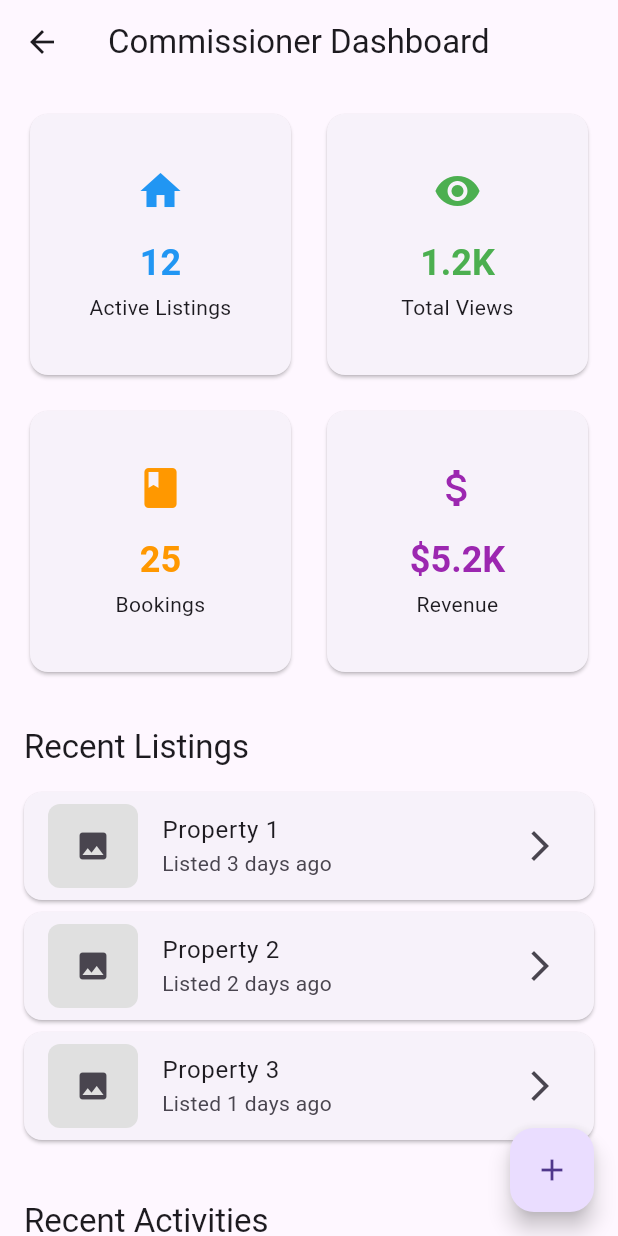
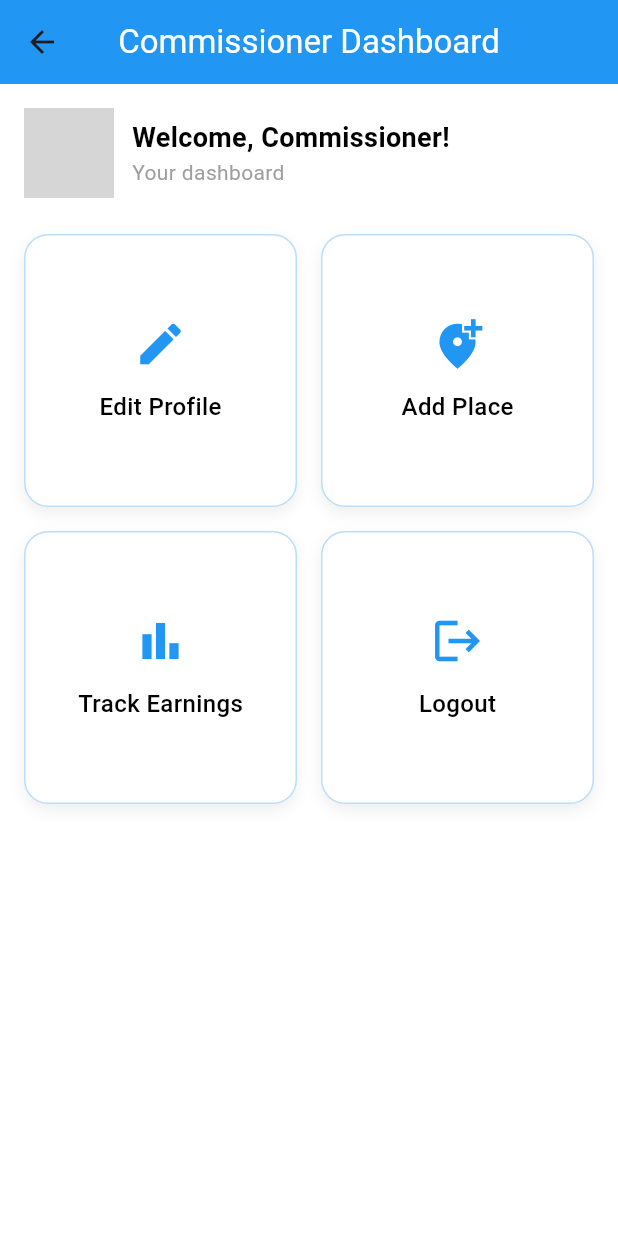
Before and after one commit to DavidDau/Juru_Stay, a Flutter app: the CommissionerDashboardPage screen opened directly, on a phone screen of 412 x 824 dp. Run offline on Flutter 3.47's test engine with Material 3 defaults, Android fonts, the light colour scheme and no system bars; our stand-ins replace flutter_riverpod, go_router; network calls fail; Roboto replaces fonts that are missing (Helvetica); grey boxes are pictures that could not be loaded.

Commit message:
updating the commisioners pages

```diff
--- a/lib/core/router.dart
+++ b/lib/core/router.dart
@@ -1,4 +1,6 @@
 import 'package:go_router/go_router.dart';
+import 'package:juru_stay/features/commissioner/presentation/add_place_page.dart';
+import 'package:juru_stay/features/commissioner/presentation/track_earnings_page.dart';
 import '../features/auth/presentation/login_page.dart';
 import '../features/auth/presentation/signup_page.dart';
 import '../features/homepage/homepage.dart';
@@ -35,7 +37,15 @@ final router = GoRouter(
     ),
     GoRoute(
       path: '/commissioner/profile',
-      builder: (context, state) => const CommissionerProfilePage(),
+      builder: (context, state) => const EditCommissionerProfilePage(),
     ),
+    GoRoute(
+  path: '/add-place',
+  builder: (context, state) => const AddPlacePage(),
+),
+GoRoute(
+  path: '/track-earnings',
+  builder: (context, state) => const TrackEarningsPage(),
+),
   ],
 );
--- a/lib/core/themes.dart
+++ b/lib/core/themes.dart
@@ -2,18 +2,21 @@ import 'package:flutter/material.dart';
 
 class AppTheme {
   static final lightTheme = ThemeData(
-    useMaterial3: true,
-    colorScheme: ColorScheme.fromSeed(
-      seedColor: Colors.blue,
-      brightness: Brightness.light,
+    primaryColor: Colors.blue,
+    scaffoldBackgroundColor: Colors.white,
+    appBarTheme: const AppBarTheme(
+      backgroundColor: Colors.blue,
+      foregroundColor: Colors.white,
+    ),
+    textTheme: const TextTheme(
+      bodyLarge: TextStyle(color: Colors.black),
+      bodyMedium: TextStyle(color: Colors.black),
+    ),
+    colorScheme: ColorScheme.fromSwatch().copyWith(
+      primary: Colors.blue,
+      secondary: Colors.blueAccent,
     ),
   );
 
-  static final darkTheme = ThemeData(
-    useMaterial3: true,
-    colorScheme: ColorScheme.fromSeed(
-      seedColor: Colors.blue,
-      brightness: Brightness.dark,
-    ),
-  );
+  static final darkTheme = ThemeData.dark();
 }
--- a/lib/features/commissioner/presentation/commissioner_dashboard_page.dart
+++ b/lib/features/commissioner/presentation/commissioner_dashboard_page.dart
@@ -1,106 +1,87 @@
 import 'package:flutter/material.dart';
-import '../../../core/constants.dart';
+import 'package:go_router/go_router.dart';
 
 class CommissionerDashboardPage extends StatelessWidget {
-  const CommissionerDashboardPage({super.key});
+  const CommissionerDashboardPage({Key? key}) : super(key: key);
 
   @override
   Widget build(BuildContext context) {
+    const primaryColor = Colors.blue;
+    const backgroundColor = Colors.white;
+    const textColor = Colors.black;
+
     return Scaffold(
-      appBar: AppBar(title: const Text('Commissioner Dashboard')),
+      backgroundColor: backgroundColor,
+      appBar: AppBar(
+        backgroundColor: primaryColor,
+        title: const Text('Commissioner Dashboard', style: TextStyle(color: Colors.white)),
+        centerTitle: true,
+      ),
       body: SingleChildScrollView(
-        padding: const EdgeInsets.all(AppConstants.defaultPadding),
+        padding: const EdgeInsets.all(16),
         child: Column(
+          children: [
+            // Profile Greeting Section
+            Row(
+              children: [
+                const CircleAvatar(
+                  radius: 30,
+                  backgroundImage: AssetImage('assets/images/profile_placeholder.png'), // Replace with network if needed
+                ),
+                const SizedBox(width: 12),
+                Column(
                   crossAxisAlignment: CrossAxisAlignment.start,
-          children: [
-            _buildStatsGrid(context),
-            const SizedBox(height: AppConstants.defaultPadding * 2),
-            Text(
-              'Recent Listings',
-              style: Theme.of(context).textTheme.titleLarge,
-            ),
-            const SizedBox(height: AppConstants.defaultPadding),
-            _buildRecentListings(),
-            const SizedBox(height: AppConstants.defaultPadding * 2),
-            Text(
-              'Recent Activities',
-              style: Theme.of(context).textTheme.titleLarge,
-            ),
-            const SizedBox(height: AppConstants.defaultPadding),
-            _buildRecentActivities(),
+                  children: const [
+                    Text('Welcome, Commissioner!',
+                        style: TextStyle(
+                            fontSize: 18,
+                            fontWeight: FontWeight.bold,
+                            color: textColor)),
+                    Text('Your dashboard',
+                        style: TextStyle(color: Colors.grey)),
                   ],
                 ),
+              ],
             ),
-      floatingActionButton: FloatingActionButton(
-        onPressed: () {
-          // TODO: Add new listing
+            const SizedBox(height: 24),
+
+            // Dashboard Buttons
+            GridView.count(
+              crossAxisCount: 2,
+              shrinkWrap: true,
+              crossAxisSpacing: 16,
+              mainAxisSpacing: 16,
+              physics: const NeverScrollableScrollPhysics(),
+              children: [
+                buildDashboardButton(
+                  icon: Icons.edit,
+                  label: 'Edit Profile',
+                  onTap: () {
+                    context.push('/commissioner/profile');
                   },
-        child: const Icon(Icons.add),
                 ),
-    );
-  }
-
-  Widget _buildStatsGrid(BuildContext context) {
-    return GridView.count(
-      shrinkWrap: true,
-      physics: const NeverScrollableScrollPhysics(),
-      crossAxisCount: 2,
-      crossAxisSpacing: AppConstants.defaultPadding,
-      mainAxisSpacing: AppConstants.defaultPadding,
-      children: [
-        _buildStatCard(
-          context,
-          'Active Listings',
-          '12',
-          Icons.home,
-          Colors.blue,
+                buildDashboardButton(
+                  icon: Icons.add_location_alt,
+                  label: 'Add Place',
+                  onTap: () {
+                    context.push('/commissioner/add-place');
+                  },
                 ),
-        _buildStatCard(
-          context,
-          'Total Views',
-          '1.2K',
-          Icons.visibility,
-          Colors.green,
+                buildDashboardButton(
+                  icon: Icons.bar_chart,
+                  label: 'Track Earnings',
+                  onTap: () {
+                    context.push('/commissioner/track-earnings');
+                  },
                 ),
-        _buildStatCard(context, 'Bookings', '25', Icons.book, Colors.orange),
-        _buildStatCard(
-          context,
-          'Revenue',
-          '\$5.2K',
-          Icons.attach_money,
-          Colors.purple,
+                buildDashboardButton(
+                  icon: Icons.logout,
+                  label: 'Logout',
+                  onTap: () {
+                    context.go('/'); // Or your logout handler
+                  },
                 ),
               ],
-    );
-  }
-
-  Widget _buildStatCard(
-    BuildContext context,
-    String title,
-    String value,
-    IconData icon,
-    Color color,
-  ) {
-    return Card(
-      child: Padding(
-        padding: const EdgeInsets.all(AppConstants.defaultPadding),
-        child: Column(
-          mainAxisAlignment: MainAxisAlignment.center,
-          children: [
-            Icon(icon, size: 32, color: color),
-            const SizedBox(height: AppConstants.defaultPadding),
-            Text(
-              value,
-              style: Theme.of(context).textTheme.headlineSmall?.copyWith(
-                color: color,
-                fontWeight: FontWeight.bold,
-              ),
-            ),
-            const SizedBox(height: 4),
-            Text(
-              title,
-              style: Theme.of(context).textTheme.bodyMedium,
-              textAlign: TextAlign.center,
             ),
           ],
         ),
@@ -108,86 +89,42 @@ class CommissionerDashboardPage extends StatelessWidget {
     );
   }
 
-  Widget _buildRecentListings() {
-    return ListView.builder(
-      shrinkWrap: true,
-      physics: const NeverScrollableScrollPhysics(),
-      itemCount: 3,
-      itemBuilder: (context, index) {
-        return Card(
-          margin: const EdgeInsets.only(bottom: 8),
-          child: ListTile(
-            leading: Container(
-              width: 60,
-              height: 60,
+  Widget buildDashboardButton({
+    required IconData icon,
+    required String label,
+    required VoidCallback onTap,
+  }) {
+    return GestureDetector(
+      onTap: onTap,
+      child: Container(
         decoration: BoxDecoration(
-                color: Colors.grey[300],
-                borderRadius: BorderRadius.circular(8),
+          color: Colors.white,
+          border: Border.all(color: Colors.blue.shade100),
+          borderRadius: BorderRadius.circular(16),
+          boxShadow: [
+            BoxShadow(
+              color: Colors.grey.shade200,
+              blurRadius: 8,
+              offset: const Offset(0, 4),
             ),
-              child: const Icon(Icons.image),
+          ],
         ),
-            title: Text('Property ${index + 1}'),
-            subtitle: Text('Listed ${3 - index} days ago'),
-            trailing: const Icon(Icons.arrow_forward_ios),
-            onTap: () {
-              // TODO: Navigate to listing detail
-            },
+        padding: const EdgeInsets.symmetric(vertical: 20),
+        child: Column(
+          mainAxisAlignment: MainAxisAlignment.center,
+          children: [
+            Icon(icon, size: 36, color: Colors.blue),
+            const SizedBox(height: 12),
+            Text(
+              label,
+              style: const TextStyle(
+                  fontSize: 16,
+                  fontWeight: FontWeight.w500,
+                  color: Colors.black),
+            ),
+          ],
+        ),
       ),
     );
-      },
-    );
-  }
-
-  Widget _buildRecentActivities() {
-    return ListView.builder(
-      shrinkWrap: true,
-      physics: const NeverScrollableScrollPhysics(),
-      itemCount: 5,
-      itemBuilder: (context, index) {
-        return ListTile(
-          leading: CircleAvatar(child: Icon(_getActivityIcon(index))),
-          title: Text(_getActivityTitle(index)),
-          subtitle: Text(_getActivityTime(index)),
-          onTap: () {
-            // TODO: Navigate to activity detail
-          },
-        );
-      },
-    );
-  }
-
-  IconData _getActivityIcon(int index) {
-    switch (index % 3) {
-      case 0:
-        return Icons.visibility;
-      case 1:
-        return Icons.message;
-      default:
-        return Icons.book;
   }
 }
-
-  String _getActivityTitle(int index) {
-    switch (index % 3) {
-      case 0:
-        return 'New viewing request for Property ${index + 1}';
-      case 1:
-        return 'Message from potential tenant';
-      default:
-        return 'New booking request';
-    }
-  }
-
-  String _getActivityTime(int index) {
-    switch (index) {
-      case 0:
-        return 'Just now';
-      case 1:
-        return '2 hours ago';
-      case 2:
-        return '5 hours ago';
-      default:
-        return 'Yesterday';
-    }
-  }
-}
```
Also changed, not shown: lib/features/commissioner/presentation/commissioner_profile_page.dart (+82 -137 lines), pubspec.yaml (+7 -0 lines), pubspec.lock, 5 other files. Lines whose indentation alone changed are shown as unchanged.
